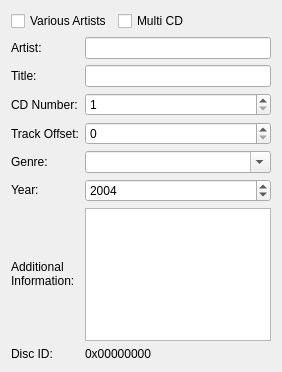
Above: dialogs/cddaheaderdatawidgetUI.ui from KDE/audex before the change. Below: the same form after it.
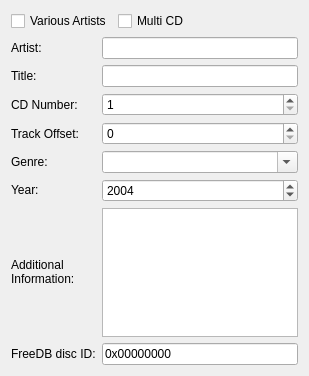
That is the form after the change. Custom widgets are drawn as their Qt base class.

```diff
--- a/dialogs/cddaheaderdatawidgetUI.ui
+++ b/dialogs/cddaheaderdatawidgetUI.ui
@@ -1,12 +1,12 @@
 <ui version="4.0" >
  <class>CDDAHeaderDataWidgetUI</class>
- <widget class="QWidget" name="CDDAHeaderDataWidgetUI" >
-  <property name="geometry" >
+ <widget class="QWidget" name="CDDAHeaderDataWidgetUI">
+  <property name="geometry">
    <rect>
     <x>0</x>
     <y>0</y>
-    <width>282</width>
-    <height>372</height>
+    <width>309</width>
+    <height>376</height>
    </rect>
   </property>
   <layout class="QGridLayout" name="gridLayout" >
@@ -167,16 +167,22 @@
        <verstretch>0</verstretch>
       </sizepolicy>
      </property>
-     <property name="text" >
-      <string>Disc ID:</string>
+     <property name="text">
+      <string>FreeDB disc ID:</string>
      </property>
     </widget>
    </item>
-   <item row="8" column="1" colspan="3" >
-    <widget class="QLabel" name="label_discid_2" >
-     <property name="text" >
+   <item row="8" column="1" colspan="3">
+    <widget class="KLineEdit" name="klineedit_freedbdiscid">
+     <property name="enabled">
+      <bool>true</bool>
+     </property>
+     <property name="text">
       <string>0x00000000</string>
      </property>
+     <property name="readOnly">
+      <bool>true</bool>
+     </property>
     </widget>
    </item>
   </layout>
@@ -187,16 +193,16 @@
    <extends>QComboBox</extends>
    <header>kcombobox.h</header>
   </customwidget>
-  <customwidget>
-   <class>KIntSpinBox</class>
-   <extends>QSpinBox</extends>
-   <header>knuminput.h</header>
-  </customwidget>
   <customwidget>
    <class>KLineEdit</class>
    <extends>QLineEdit</extends>
    <header>klineedit.h</header>
   </customwidget>
+  <customwidget>
+   <class>KIntSpinBox</class>
+   <extends>QSpinBox</extends>
+   <header>knuminput.h</header>
+  </customwidget>
   <customwidget>
    <class>KTextEdit</class>
    <extends>QTextEdit</extends>
```
Left out of the diff: 135 changed lines with no effect on the pictures.
